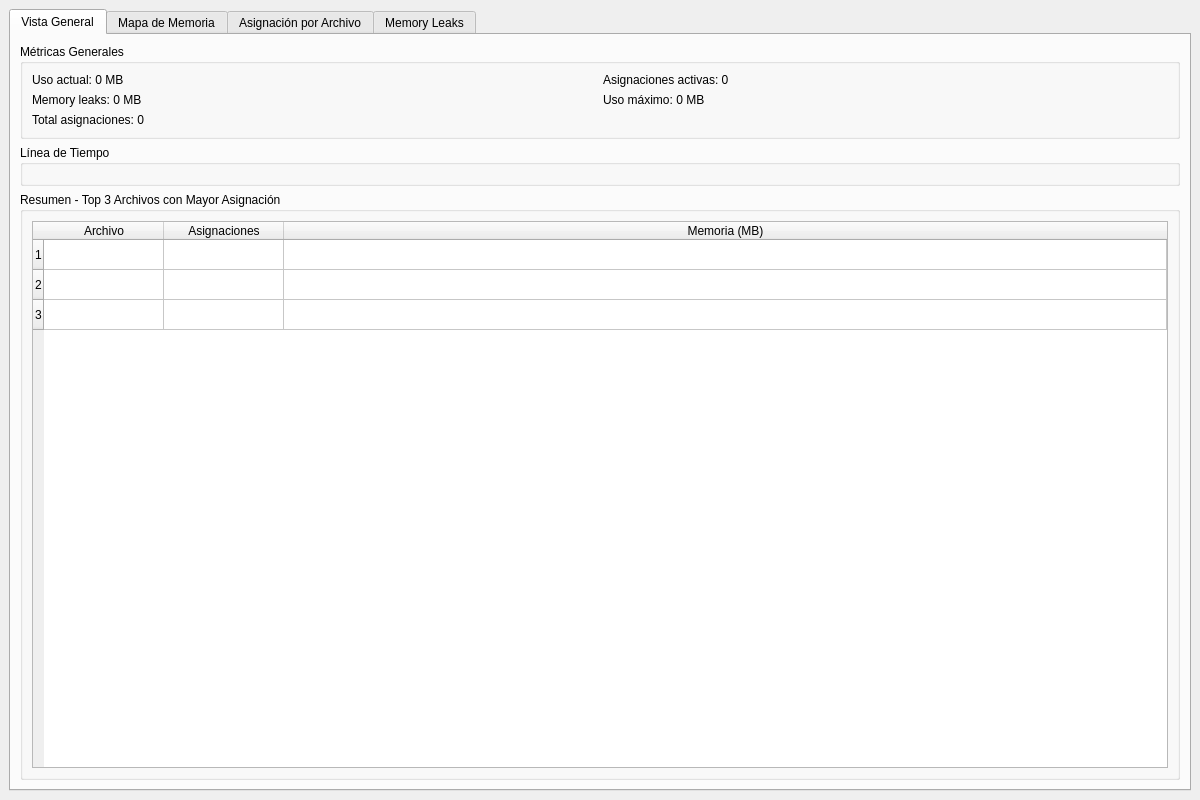
The window that gui/MainWindow.ui (Yazar28/MemoryProfiler) describes before a commit, drawn with Qt 5.
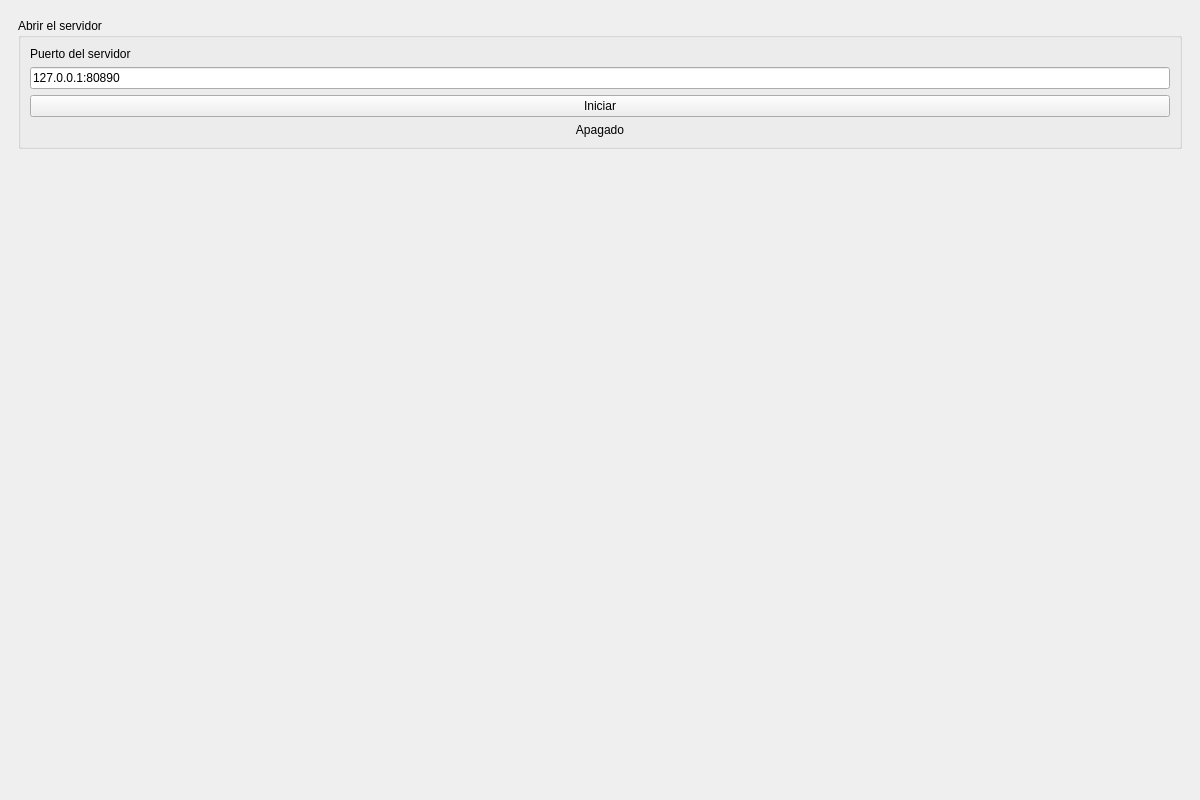
The same window after the commit. Custom widgets are drawn as their Qt base class.

Commit message: Host e interfaz grafica lista par ala llegada de informacion

What changed in the file:
```diff
--- a/gui/MainWindow.ui
+++ b/gui/MainWindow.ui
@@ -22,6 +22,70 @@
   <widget class="QWidget" name="centralWidget">
    <layout class="QVBoxLayout" name="verticalLayout">
     <item>
+     <widget class="QStackedWidget" name="mainContainer">
+      <property name="currentIndex">
+       <number>0</number>
+      </property>
+      <widget class="QWidget" name="connectionTab">
+       <layout class="QVBoxLayout" name="verticalLayout_2">
+        <item>
+         <widget class="QGroupBox" name="connectionGroup">
+          <property name="title">
+           <string>Abrir el servidor</string>
+          </property>
+          <layout class="QVBoxLayout" name="verticalLayout_3">
+           <item>
+            <widget class="QLabel" name="addressLabel">
+             <property name="text">
+              <string>Puerto del servidor </string>
+             </property>
+            </widget>
+           </item>
+           <item>
+            <widget class="QLineEdit" name="serverAddressInput">
+             <property name="text">
+              <string>127.0.0.1:80890</string>
+             </property>
+             <property name="placeholderText">
+              <string>Ej: 127.0.0.1:80890</string>
+             </property>
+            </widget>
+           </item>
+           <item>
+            <widget class="QPushButton" name="connectButton">
+             <property name="text">
+              <string>Iniciar</string>
+             </property>
+            </widget>
+           </item>
+           <item>
+            <widget class="QLabel" name="connectionStatus">
+             <property name="text">
+              <string>Apagado</string>
+             </property>
+             <property name="alignment">
+              <set>Qt::AlignmentFlag::AlignCenter</set>
+             </property>
+            </widget>
+           </item>
+          </layout>
+         </widget>
+        </item>
+        <item>
+         <spacer name="verticalSpacer">
+          <property name="orientation">
+           <enum>Qt::Orientation::Vertical</enum>
+          </property>
+          <property name="sizeHint" stdset="0">
+           <size>
+            <width>20</width>
+            <height>40</height>
+           </size>
+          </property>
+         </spacer>
+        </item>
+       </layout>
+      </widget>
      <widget class="QTabWidget" name="tabWidget">
       <property name="currentIndex">
        <number>0</number>
@@ -44,28 +108,28 @@
              </property>
             </widget>
            </item>
-           <item row="0" column="1">
+            <item row="0" column="0">
             <widget class="QLabel" name="activeAllocationsLabel">
              <property name="text">
               <string>Asignaciones activas: 0</string>
              </property>
             </widget>
            </item>
-           <item row="1" column="0">
+            <item row="0" column="0">
             <widget class="QLabel" name="memoryLeaksLabel">
              <property name="text">
               <string>Memory leaks: 0 MB</string>
              </property>
             </widget>
            </item>
-           <item row="1" column="1">
+            <item row="0" column="0">
             <widget class="QLabel" name="maxMemoryLabel">
              <property name="text">
               <string>Uso máximo: 0 MB</string>
              </property>
             </widget>
            </item>
-           <item row="2" column="0" colspan="2">
+            <item row="0" column="0" colspan="2">
             <widget class="QLabel" name="totalAllocationsLabel">
              <property name="text">
               <string>Total asignaciones: 0</string>
@@ -75,7 +139,7 @@
           </layout>
          </widget>
         </item>
-        <item row="1" column="0">
+         <item row="0" column="0">
          <widget class="QGroupBox" name="timelineGroup">
           <property name="title">
            <string>Línea de Tiempo</string>
@@ -87,7 +151,7 @@
           </layout>
          </widget>
         </item>
-        <item row="2" column="0">
+         <item row="0" column="0">
          <widget class="QGroupBox" name="summaryGroup">
           <property name="title">
            <string>Resumen - Top 3 Archivos con Mayor Asignación</string>
@@ -331,6 +395,7 @@
          </widget>
         </item>
        </layout>
+       </widget>
       </widget>
      </widget>
     </item>
```
Lines whose indentation alone changed are shown as unchanged. The commit also changes 3 other files.
